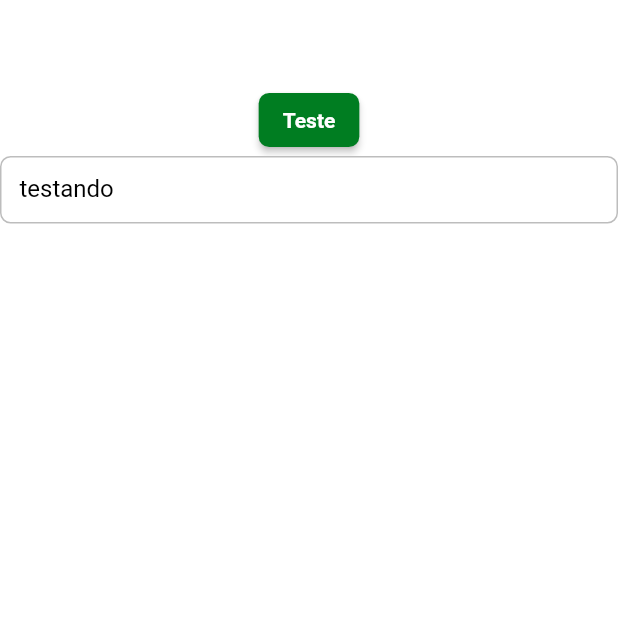
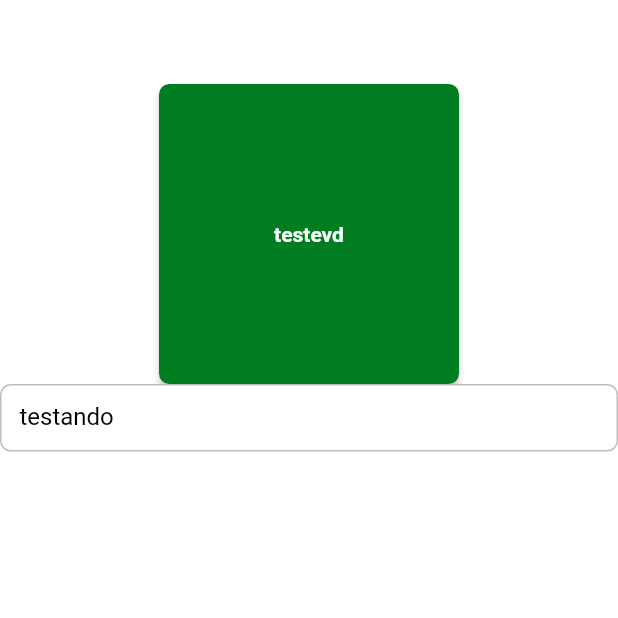
Before and after one commit to pollyyana/delivery_app, a Flutter app: the screen it shows after launch, on a phone screen of 412 x 824 dp, the top half of it. Run offline on Flutter 3.47's test engine with Material 2 defaults, Android fonts, the phone set to English and light mode, and no system bars; Roboto replaces fonts that are missing (mplus1).

Commit message:
preparando extensions de Ui e DeliveryButton

```diff
--- /dev/null
+++ b/delivery_app/lib/app/core/ui/widgets/delivery_button.dart
@@ -0,0 +1,28 @@
+import 'package:flutter/material.dart';
+
+class DeliveryButton extends StatelessWidget {
+  final VoidCallback? onpressed;
+  final String label;
+  final double? width;
+  final double? height;
+
+   const DeliveryButton({
+    super.key,
+    required this.label,
+    required this.onpressed,
+    this.width,
+    this.height = 50,
+  });
+
+  @override
+  Widget build(BuildContext context) {
+    return SizedBox(
+      width: width,
+      height: height,
+      child: ElevatedButton(
+        onPressed: onpressed,
+        child: Text(label),
+      ),
+    );
+  }
+}
--- a/delivery_app/lib/app/pages/splash/splash_page.dart
+++ b/delivery_app/lib/app/pages/splash/splash_page.dart
@@ -1,5 +1,6 @@
 import 'package:delivery_app/app/core/ui/styles/app_styles.dart';
 import 'package:delivery_app/app/core/ui/styles/colors_app.dart';
+import 'package:delivery_app/app/core/ui/widgets/delivery_button.dart';
 import 'package:flutter/material.dart';
 
 class SplashPage extends StatelessWidget {
@@ -17,9 +18,14 @@ class SplashPage extends StatelessWidget {
       body: Column(
         children: [
           Container(),
-          ElevatedButton(onPressed: () {}, child: const Text('Teste')),
+          DeliveryButton(
+            width: 200,
+            height: 200,
+            label: 'testevd',
+            onpressed: (){},
+            ),
           TextFormField(
-            decoration: InputDecoration(labelText: 'testando'),
+            decoration: const InputDecoration(labelText: 'testando'),
           )
         ],
       ),
```
